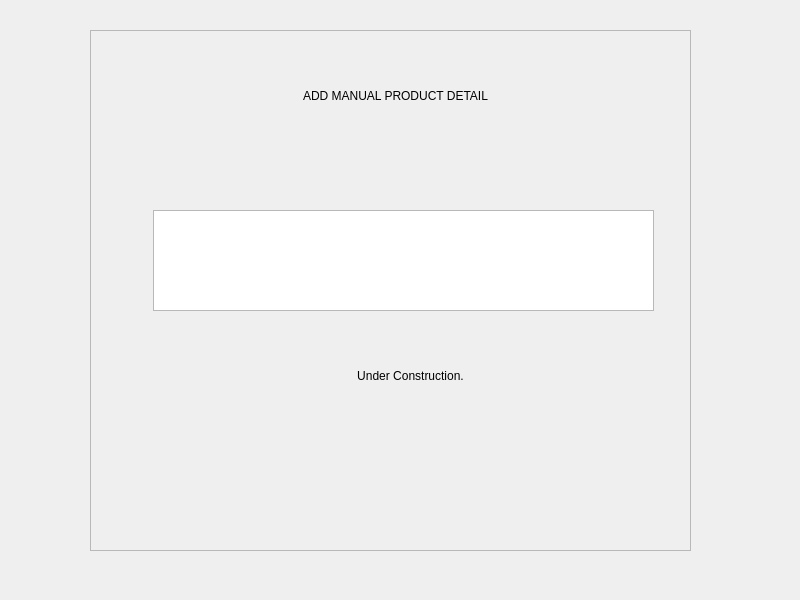
This is Project/ui/manual.ui in Selvam-T/POS as Qt 5 draws it before an edit. The edited form follows.
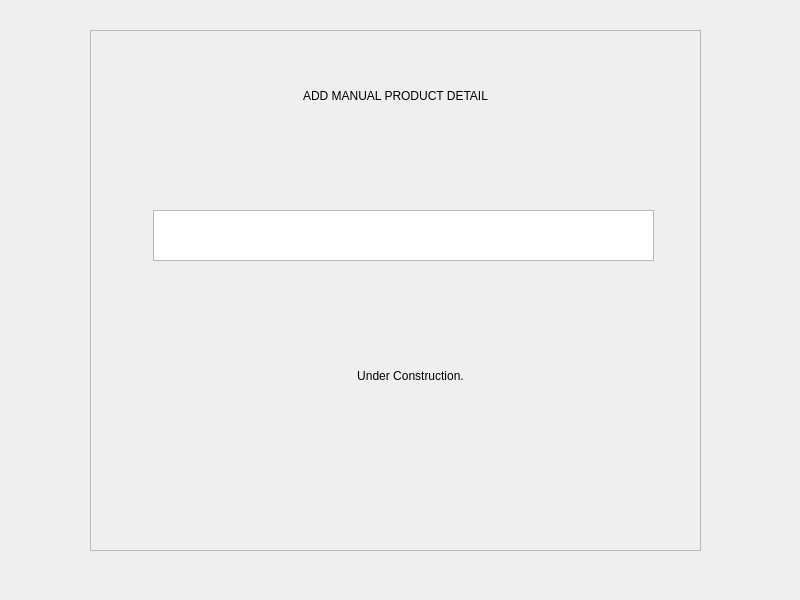
This is the edited form.

Commit message: dummy Add manual window wired to open and display invalid barcode message

Diff of the .ui file:
```diff
--- a/Project/ui/manual.ui
+++ b/Project/ui/manual.ui
@@ -19,10 +19,13 @@
      <rect>
       <x>90</x>
       <y>30</y>
-      <width>601</width>
+      <width>611</width>
       <height>521</height>
      </rect>
     </property>
+    <property name="layoutDirection">
+     <enum>Qt::RightToLeft</enum>
+    </property>
     <property name="frameShape">
      <enum>QFrame::StyledPanel</enum>
     </property>
@@ -67,7 +70,7 @@
        <x>63</x>
        <y>180</y>
        <width>501</width>
-       <height>101</height>
+       <height>51</height>
       </rect>
      </property>
     </widget>
```
Left out of the diff: 3 changed lines with no effect on the pictures. The commit also changes 5 other files.
